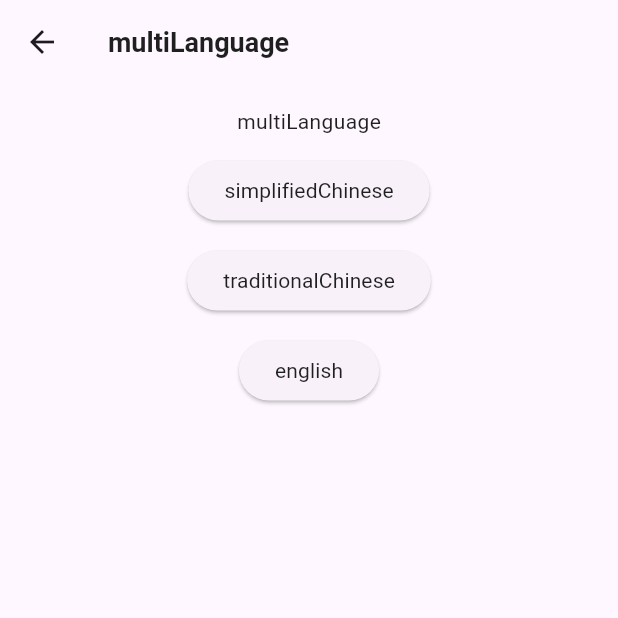
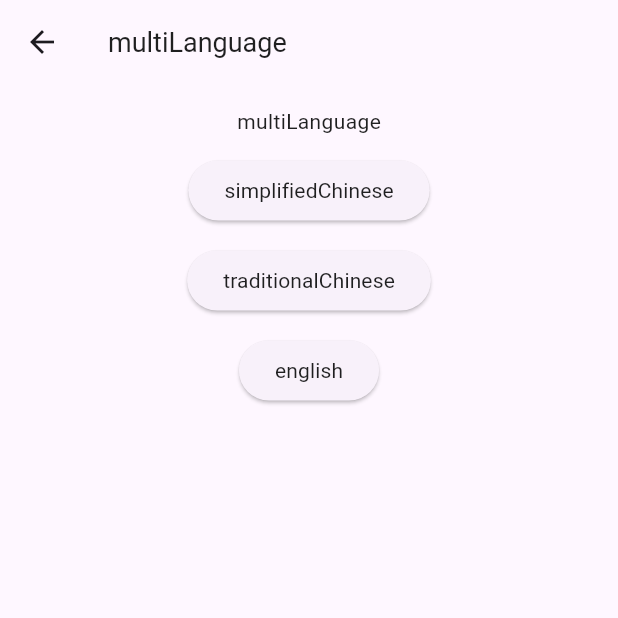
Before and after one commit to IBraveBegins/brave_component, a Flutter app: the screen it shows after launch, after a tap on "multiLanguage", on a phone screen of 412 x 824 dp, the top half of it. Run offline on Flutter 3.47's test engine with Material 3 defaults, Android fonts, the phone set to English and light mode, and no system bars; our stand-ins replace get; generated files the repository leaves out were written again.

Commit message:
fix texts

```diff
--- a/lib/example/pages/home/home_view.dart
+++ b/lib/example/pages/home/home_view.dart
@@ -22,14 +22,14 @@ class HomePage extends StatelessWidget {
         child: Column(
           mainAxisAlignment: MainAxisAlignment.center,
           children: <Widget>[
-            Texts.fontNormal14(context.l10n.helloWorld,
+            Texts.fontSize14Normal(context.l10n.helloWorld,
                 color: Colours.titleColor),
             const SizedBox(height: 12),
             ElevatedButton(
                 onPressed: () {
                   logic.toJumpMultiLanguage();
                 },
-                child: Texts.fontNormal14(context.l10n.multiLanguage,
+                child: Texts.fontSize14Normal(context.l10n.multiLanguage,
                     color: Colours.titleColor))
           ],
         ),
--- a/lib/example/pages/setting/multi_language/multi_language_view.dart
+++ b/lib/example/pages/setting/multi_language/multi_language_view.dart
@@ -15,7 +15,7 @@ class MultiLanguagePage extends StatelessWidget {
   Widget build(BuildContext context) {
     return Scaffold(
       appBar: AppBar(
-        title: Texts.fontSemiBold18(context.l10n.multiLanguage,
+        title: Texts.fontSize18Normal(context.l10n.multiLanguage,
             color: Colours.titleColor),
       ),
       body: Container(
@@ -23,28 +23,28 @@ class MultiLanguagePage extends StatelessWidget {
         child: Center(
           child: Column(
             children: [
-              Texts.fontNormal14(context.l10n.multiLanguage,
+              Texts.fontSize14Normal(context.l10n.multiLanguage,
                   color: Colours.titleColor),
               const SizedBox(height: 12),
               ElevatedButton(
                   onPressed: () {
                     logic.changeLocale(const Locale('zh'));
                   },
-                  child: Texts.fontNormal14(context.l10n.simplifiedChinese,
+                  child: Texts.fontSize14Normal(context.l10n.simplifiedChinese,
                       color: Colours.titleColor)),
               const SizedBox(height: 12),
               ElevatedButton(
                   onPressed: () {
                     logic.changeLocale(const Locale('zh', 'HK'));
                   },
-                  child: Texts.fontNormal14(context.l10n.traditionalChinese,
+                  child: Texts.fontSize14Normal(context.l10n.traditionalChinese,
                       color: Colours.titleColor)),
               const SizedBox(height: 12),
               ElevatedButton(
                   onPressed: () {
                     logic.changeLocale(const Locale('en'));
                   },
-                  child: Texts.fontNormal14(context.l10n.english,
+                  child: Texts.fontSize14Normal(context.l10n.english,
                       color: Colours.titleColor))
             ],
           ),
--- a/lib/widgets/base/texts.dart
+++ b/lib/widgets/base/texts.dart
@@ -2,7 +2,7 @@ import 'package:flutter/material.dart';
 
 abstract class Texts {
   /// 18号字体
-  static Text fontNormal18(
+  static Text fontSize18Normal(
     String text, {
     Color? color,
     TextAlign? textAlign,
@@ -26,7 +26,7 @@ abstract class Texts {
         decorationColor: decorationColor,
       );
 
-  static Text fontMedium18(
+  static Text fontSize18Medium(
     String text, {
     Color? color,
     TextAlign? textAlign,
@@ -49,7 +49,7 @@ abstract class Texts {
         decorationColor: decorationColor,
       );
 
-  static Text fontSemiBold18(
+  static Text fontSize18SemiBold(
     String text, {
     Color? color,
     TextAlign? textAlign,
@@ -72,7 +72,7 @@ abstract class Texts {
         decorationColor: decorationColor,
       );
 
-  static Text fontBold18(
+  static Text fontSize18Bold(
     String text, {
     Color? color,
     TextAlign? textAlign,
@@ -96,7 +96,7 @@ abstract class Texts {
       );
 
   /// 16号字体
-  static Text fontNormal16(
+  static Text fontSize16Normal(
     String text, {
     Color? color,
     TextAlign? textAlign,
@@ -120,7 +120,7 @@ abstract class Texts {
         decorationColor: decorationColor,
       );
 
-  static Text fontMedium16(
+  static Text fontSize16Medium(
     String text, {
     Color? color,
     TextAlign? textAlign,
@@ -143,7 +143,7 @@ abstract class Texts {
         decorationColor: decorationColor,
       );
 
-  static Text fontSemiBold16(
+  static Text fontSize16SemiBold(
     String text, {
     Color? color,
     TextAlign? textAlign,
@@ -166,7 +166,7 @@ abstract class Texts {
         decorationColor: decorationColor,
       );
 
-  static Text fontBold16(
+  static Text fontSize16Bold(
     String text, {
     Color? color,
     TextAlign? textAlign,
@@ -190,7 +190,7 @@ abstract class Texts {
       );
 
   /// 14号字体
-  static Text fontNormal14(
+  static Text fontSize14Normal(
     String text, {
     Color? color,
     TextAlign? textAlign,
@@ -214,7 +214,7 @@ abstract class Texts {
         decorationColor: decorationColor,
       );
 
-  static Text fontMedium14(
+  static Text fontSize14Medium(
     String text, {
     Color? color,
     TextAlign? textAlign,
@@ -237,7 +237,7 @@ abstract class Texts {
         decorationColor: decorationColor,
       );
 
-  static Text fontSemiBold14(
+  static Text fontSize14SemiBold(
     String text, {
     Color? color,
     TextAlign? textAlign,
@@ -260,7 +260,7 @@ abstract class Texts {
         decorationColor: decorationColor,
       );
 
-  static Text fontBold14(
+  static Text fontSize14Bold(
     String text, {
     Color? color,
     TextAlign? textAlign,
@@ -284,7 +284,7 @@ abstract class Texts {
       );
 
   /// 12号字体
-  static Text fontNormal12(
+  static Text fontSize12Normal(
     String text, {
     Color? color,
     TextAlign? textAlign,
@@ -308,7 +308,7 @@ abstract class Texts {
         decorationColor: decorationColor,
       );
 
-  static Text fontMedium12(
+  static Text fontSize12Medium(
     String text, {
     Color? color,
     TextAlign? textAlign,
@@ -331,7 +331,7 @@ abstract class Texts {
         decorationColor: decorationColor,
       );
 
-  static Text fontSemiBold12(
+  static Text fontSize12SemiBold(
     String text, {
     Color? color,
     TextAlign? textAlign,
@@ -354,7 +354,7 @@ abstract class Texts {
         decorationColor: decorationColor,
       );
 
-  static Text fontBold12(
+  static Text fontSize12Bold(
     String text, {
     Color? color,
     TextAlign? textAlign,
```
Also changed, not shown: lib/core/enums/language.dart (added, +11 -0 lines), lib/core/res/text_styles.dart (+16 -16 lines).
